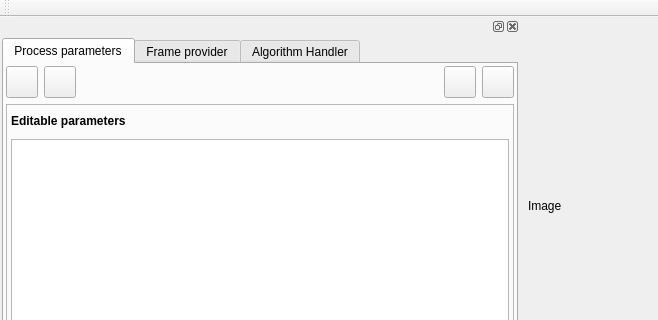
Before: the Qt Designer form src/JuneQCSUI/juneuiwnd.ui in b-epelbaum/landa_internn, drawn with Qt 5; both pictures show x 0 to 658 and y 0 to 320 of the 1450 by 797 pixel window.
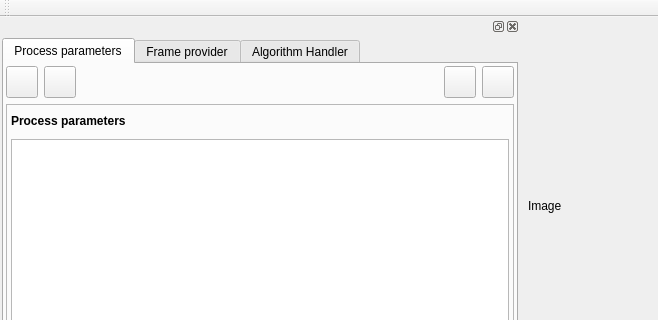
After: the same form once the commit is applied. Icons and pictures are not drawn.

```diff
--- a/src/JuneQCSUI/juneuiwnd.ui
+++ b/src/JuneQCSUI/juneuiwnd.ui
@@ -342,7 +342,7 @@
                    </font>
                   </property>
                   <property name="text">
-                   <string>Editable parameters</string>
+                   <string>Process parameters</string>
                   </property>
                  </widget>
                 </item>
```
